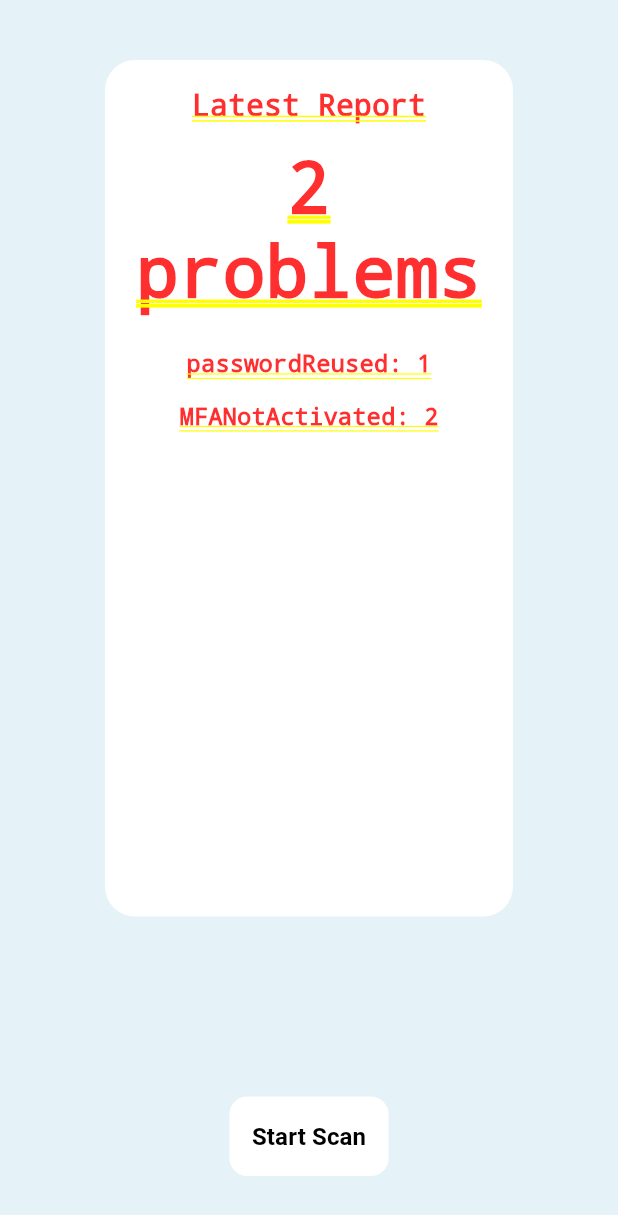
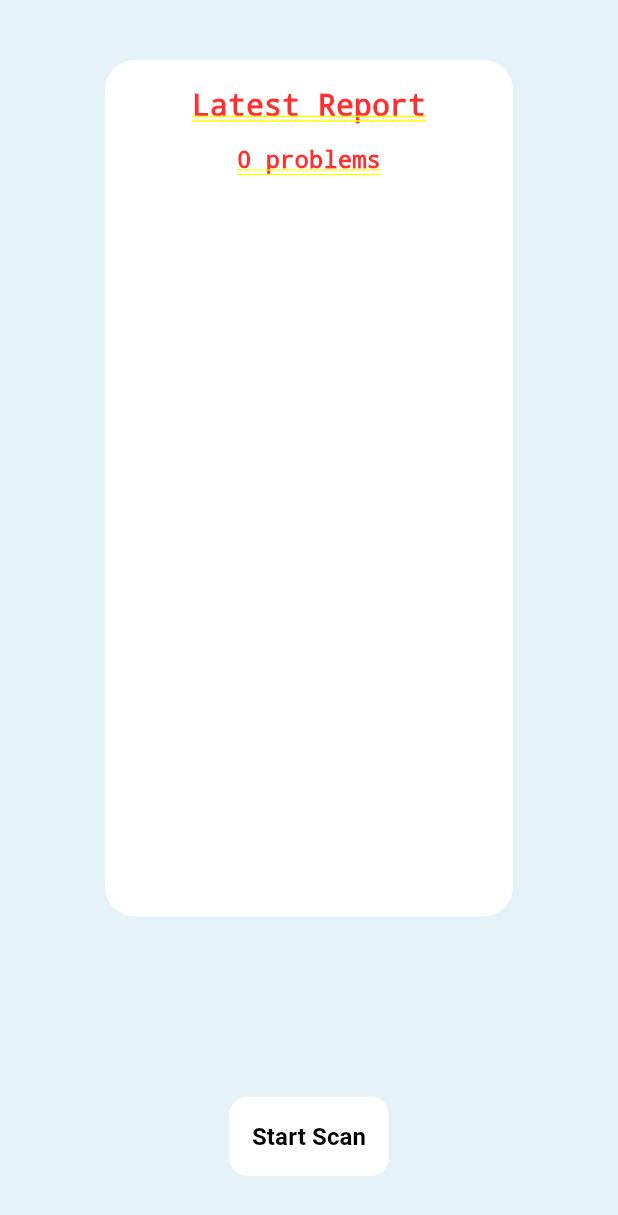
Before and after one commit to RuthBlackman/Account-Manager, a Flutter app: the LatestReport screen opened by its route, on a phone screen of 412 x 824 dp. Shown: the top 1215 px of the screen. Run offline on Flutter 3.47's test engine with Material 3 defaults, Android fonts, the phone set to English and light mode, and no system bars; our stand-ins replace dot_navigation_bar, isar, local_auth, multi_select_flutter; accounts and stored records are empty; generated files the repository leaves out were written again.

Commit message:
latest report now shows actual data

```diff
--- a/lib/pages/latest_report_page.dart
+++ b/lib/pages/latest_report_page.dart
@@ -1,12 +1,11 @@
 import 'package:account_manger/components/buttons/my_button.dart';
+import 'package:flutter/cupertino.dart';
 import 'package:flutter/material.dart';
+import 'package:provider/provider.dart';
 
 import '../colours.dart';
-
-enum Problems {
-  passwordReused,
-  MFANotActivated,
-}
+import '../models/account.dart';
+import '../models/account_database.dart';
 
 class LatestReport extends StatefulWidget {
   const LatestReport({super.key});
@@ -16,38 +15,75 @@ class LatestReport extends StatefulWidget {
 }
 
 class _LatestReportState extends State<LatestReport> {
-  // todo need to latest report (ie number of distinct problems, and number of accounts affected by those problems)
+  // map: problem -> num accounts
+  // problems: no 2fa, no password manager, password below 10 chars
 
-  // to demonstrate how page will look
-  Map<Problems, int> generateProblemsMap() {
-    return {
-      Problems.passwordReused: 1,
-      Problems.MFANotActivated: 2,
-    };
+  Map<String, int> problemsMap = new Map();
+  List<String> problems = ["Two-factor authentication not enabled", "Password manager "
+      "not storing password", "Password length below 10 characters"];
+
+  Map<String, int> createProblemsMap() {
+    problemsMap.clear();
+
+    final accountDatabase = context.watch<AccountDatabase>();
+    List<Account> currentAccounts = accountDatabase.currentAccounts;
+
+    for (Account account in currentAccounts){
+      // check if 2fa enabled
+      if(account.incomingAccounts.where((element) => element.contains("2FA")).isEmpty){
+        // check if problem is in map
+        if(problemsMap.containsKey(problems[0])){
+          problemsMap[problems[0]] = (problemsMap[problems[0]])! + 1;
+        }else {
+          problemsMap[problems[0]] = 1;
+        }
+      }
+
+      // check if pwd stored in password manager
+      if(account.incomingAccounts.where((element) => element.contains("Password Manager")).isEmpty){
+        if(problemsMap.containsKey(problems[1])){
+          problemsMap[problems[1]] = (problemsMap[problems[1]])! + 1;
+        }else{
+          problemsMap[problems[1]] = 1;
+        }
+      }
+
+      // check pwd length
+      if(account.password.length < 10){
+        if(problemsMap.containsKey(problems[2])){
+          problemsMap[problems[2]] = (problemsMap[problems[2]])! + 1;
+        }else{
+          problemsMap[problems[2]] = 1;
+        }
+      }
+    }
+    return problemsMap;
+
   }
 
-  int numberOfProblems(Map<Problems, int> problemsMap) {
-    return problemsMap.length;
-  }
-
-  // Function to build Text widgets for each problem
-  List<Widget> _buildProblemWidgets(Map<Problems, int> problemsMap) {
+  List<Widget> _buildProblemWidgets(Map<String, int> problemsMap) {
     List<Widget> widgets = [];
 
     problemsMap.forEach((problem, number) {
       widgets.add(Padding(
-        padding: const EdgeInsets.all(8.0),
-        child: Text(
-          '${problem.toString().split('.').last}: $number',
-          style: TextStyle(fontSize: 16),
-        ),
-      ));
+          padding: const EdgeInsets.all(8.0),
+          child: Text.rich(TextSpan(
+            style: DefaultTextStyle.of(context).style,
+            children: <TextSpan>[
+              TextSpan(text: "${number}x ", style: const TextStyle(fontWeight: FontWeight.bold)),
+              TextSpan(text: problem),
+            ],
+          ),
+          )
+      )
+      );
     });
     return widgets;
   }
 
   @override
   Widget build(BuildContext context) {
+    createProblemsMap();
     return Container(
       color: blueBackground,
       width: MediaQuery.of(context).size.width,
@@ -81,9 +117,9 @@ class _LatestReportState extends State<LatestReport> {
                       Padding(
                         padding: const EdgeInsets.all(8.0),
                         child: Text(
-                          "${numberOfProblems(generateProblemsMap())} problems",
+                          "${createProblemsMap().length} problems",
                           textAlign: TextAlign.center,
-                          style: const TextStyle(fontWeight: FontWeight.bold),// todo: edit this when we have actual data
+                          style: const TextStyle(fontWeight: FontWeight.bold, fontSize: 16),
                         ),
                       ),
 
@@ -91,7 +127,7 @@ class _LatestReportState extends State<LatestReport> {
                         padding: const EdgeInsets.all(8.0),
                         child: Column(
                           children: [
-                            ..._buildProblemWidgets(generateProblemsMap())
+                            ..._buildProblemWidgets(createProblemsMap())
                           ],
                         ),
                       ),
@@ -108,7 +144,6 @@ class _LatestReportState extends State<LatestReport> {
               backgroundColour: Colors.white,
               fontSize: 16,
               onButtonClicked: (){
-                // TODO: open security report and start scan
                 Navigator.pushNamed(context, '/security_report');
               },
             ),
```
